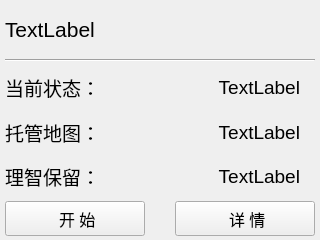
Chr0nixz/Closure, file resources/ui/UI_GameCard.ui: the form before one commit.
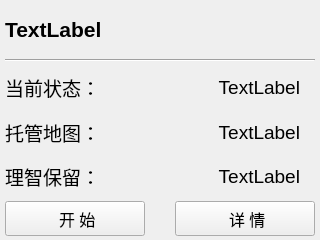
The form after the commit.

Patch:
```diff
--- a/resources/ui/UI_GameCard.ui
+++ b/resources/ui/UI_GameCard.ui
@@ -51,6 +51,8 @@
           <property name="font">
            <font>
             <pointsize>16</pointsize>
+            <weight>75</weight>
+            <bold>true</bold>
            </font>
           </property>
           <property name="text">
```
